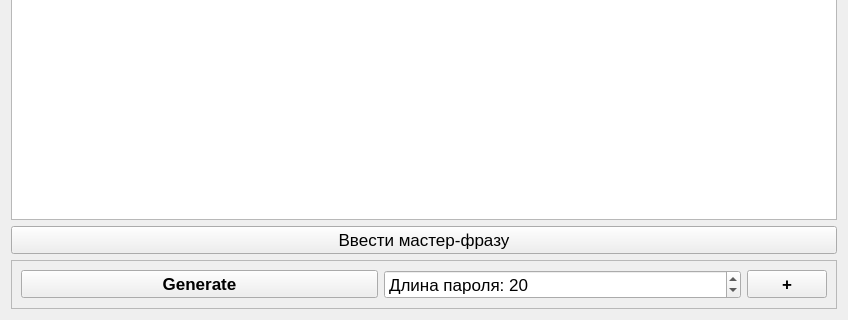
Old version of the form widget.ui in the repository nawww83/AllPass; both pictures show x 0 to 848 and y 145 to 465 of the 848 by 465 pixel window.
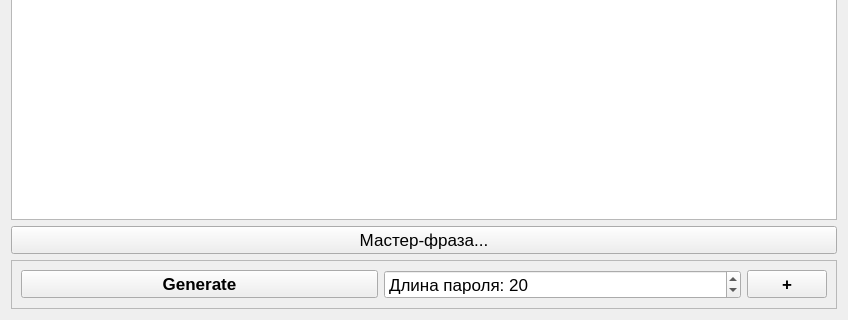
New version of the form.

The edit to the form file:
```diff
--- a/widget.ui
+++ b/widget.ui
@@ -57,7 +57,7 @@
         <enum>Qt::ContextMenuPolicy::NoContextMenu</enum>
        </property>
        <property name="text">
-        <string>Ввести мастер-фразу</string>
+        <string>Мастер-фраза...</string>
        </property>
       </widget>
      </item>
```
